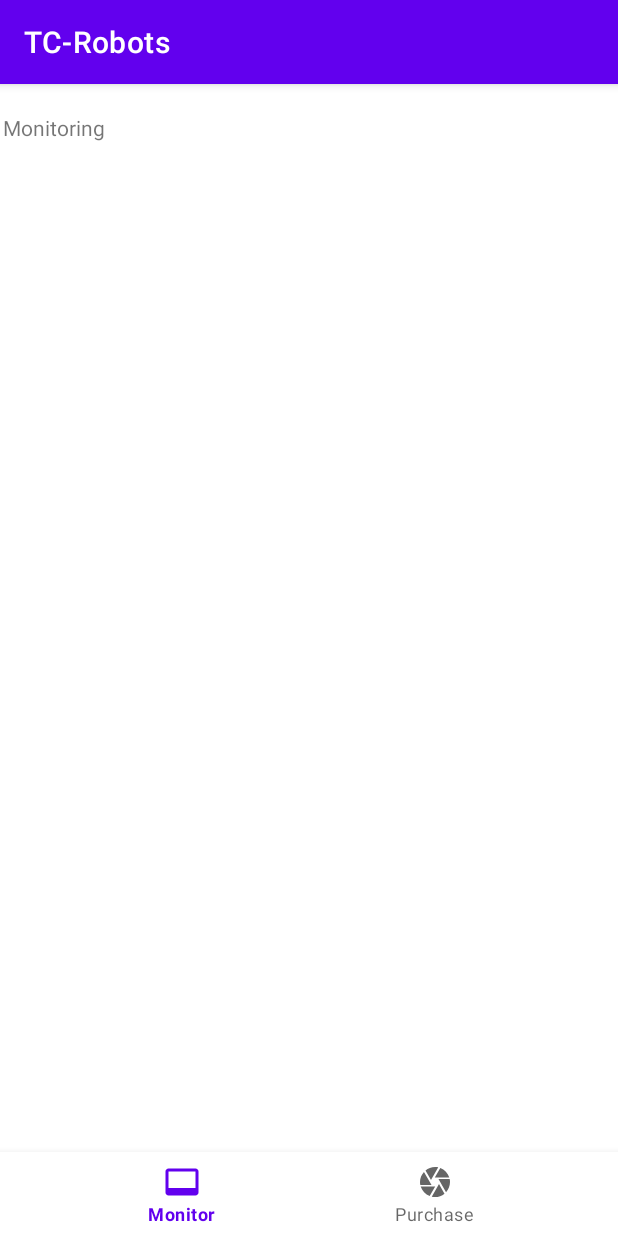
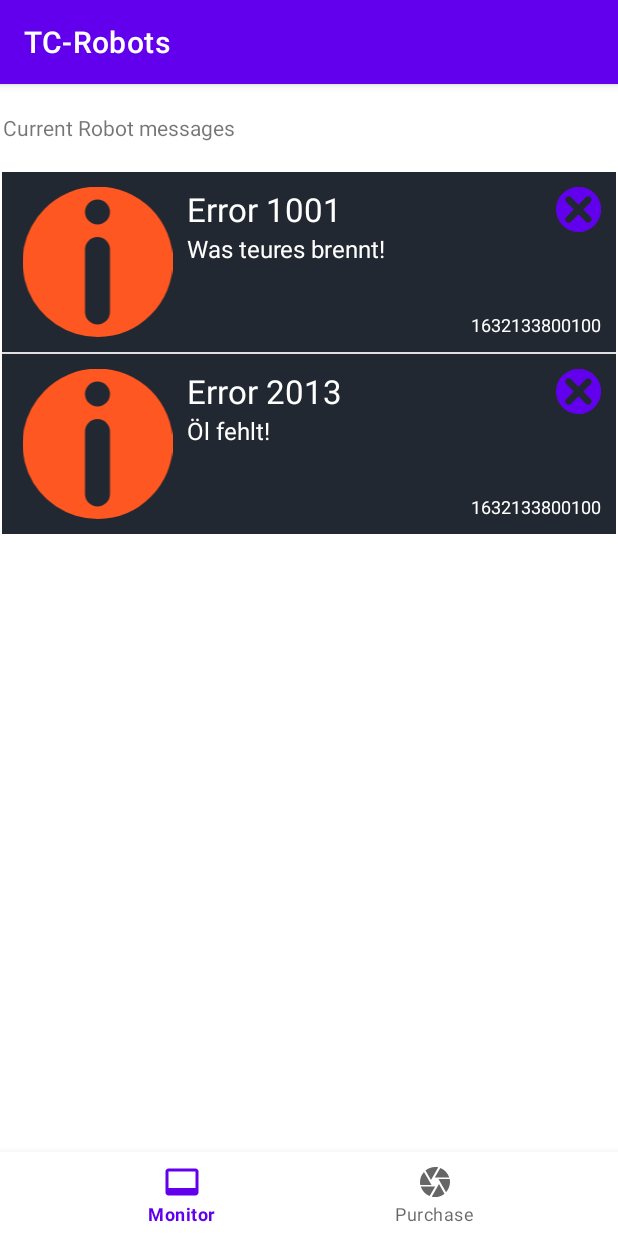
Before and after one commit to patpatwithhat/TC-Robots, an Android app: the screen it shows after launch (MainActivity), on a phone screen of 412 x 824 dp. Run offline under Robolectric (Android 15) with nearby library versions, the phone set to English and light mode, and no system bars; our stand-ins replace data binding, navigation-ui.

Commit message:
alert listview added

```diff
--- /dev/null
+++ b/app/src/main/java/com/example/tc_robots/backend/Alert.java
@@ -0,0 +1,38 @@
+package com.example.tc_robots.backend;
+
+import java.util.Date;
+
+public class Alert {
+    String errorCode, errorText; //maybe extra error class containing both
+    Long date;
+
+    public Alert(String errorCode, String errorText, Long date) {
+        this.errorCode = errorCode;
+        this.errorText = errorText;
+        this.date = date;
+    }
+
+    public String getErrorCode() {
+        return errorCode;
+    }
+
+    public void setErrorCode(String errorCode) {
+        this.errorCode = errorCode;
+    }
+
+    public String getErrorText() {
+        return errorText;
+    }
+
+    public void setErrorText(String errorText) {
+        this.errorText = errorText;
+    }
+
+    public Long getDate() {
+        return date;
+    }
+
+    public void setDate(Long date) {
+        this.date = date;
+    }
+}
--- a/app/src/main/java/com/example/tc_robots/ui/MonitoringScreenFragment.java
+++ b/app/src/main/java/com/example/tc_robots/ui/MonitoringScreenFragment.java
@@ -4,6 +4,7 @@ import android.os.Bundle;
 import android.view.LayoutInflater;
 import android.view.View;
 import android.view.ViewGroup;
+import android.widget.ListAdapter;
 
 import androidx.annotation.NonNull;
 import androidx.annotation.Nullable;
@@ -13,11 +14,14 @@ import androidx.lifecycle.ViewModelProvider;
 
 import com.example.tc_robots.R;
 import com.example.tc_robots.databinding.FragmentMonitoringscreenBinding;
+import com.example.tc_robots.uihelpers.CustomListAdapterAlerts;
+import com.example.tc_robots.uihelpers.CustomListAdapterArticles;
 
 public class MonitoringScreenFragment extends Fragment {
-    FragmentMonitoringscreenBinding binding;
+    private FragmentMonitoringscreenBinding binding;
 
-    MonitoringScreenViewModel viewModel;
+    private MonitoringScreenViewModel viewModel;
+    private ListAdapter adapter;
 
     public MonitoringScreenFragment() {
         super(R.layout.fragment_monitoringscreen);
@@ -26,7 +30,7 @@ public class MonitoringScreenFragment extends Fragment {
     @Nullable
     @Override
     public View onCreateView(@NonNull LayoutInflater inflater, @Nullable ViewGroup container, @Nullable Bundle savedInstanceState) {
-        FragmentMonitoringscreenBinding binding = DataBindingUtil.inflate(
+        binding = DataBindingUtil.inflate(
                 inflater, R.layout.fragment_monitoringscreen, container, false);
         return binding.getRoot();
     }
@@ -39,6 +43,12 @@ public class MonitoringScreenFragment extends Fragment {
     }
 
     private void initUiElements() {
+        viewModel.getAlertList().observe(getViewLifecycleOwner(), alerts -> {
+            if (adapter == null) {
+                adapter = new CustomListAdapterAlerts(MonitoringScreenFragment.this.requireContext(), alerts);
+            }
+            binding.listviewAlerts.setAdapter(adapter);
+        });
     }
 
 
--- a/app/src/main/java/com/example/tc_robots/ui/MonitoringScreenViewModel.java
+++ b/app/src/main/java/com/example/tc_robots/ui/MonitoringScreenViewModel.java
@@ -1,10 +1,32 @@
 package com.example.tc_robots.ui;
 
+import androidx.lifecycle.LiveData;
+import androidx.lifecycle.MutableLiveData;
 import androidx.lifecycle.ViewModel;
+
+import com.example.tc_robots.backend.Alert;
+import com.example.tc_robots.backend.Article;
+
+import java.util.ArrayList;
+import java.util.Date;
+import java.util.List;
 
 public class MonitoringScreenViewModel extends ViewModel {
 
+    private final MutableLiveData<List<Alert>> alertList = new MutableLiveData<>();
 
+    public MonitoringScreenViewModel() {
+        Alert alert1 = new Alert("Error 1001", "Was teures brennt!", new Date().getTime());
+        Alert alert2 = new Alert("Error 2013", "Öl fehlt!", new Date().getTime());
+        List<Alert> alerts = new ArrayList<>();
+        alerts.add(alert1);
+        alerts.add(alert2);
+        alertList.setValue(alerts);
+    }
+
+    public LiveData<List<Alert>> getAlertList() {
+        return alertList;
+    }
 
 
 }
--- a/app/src/main/java/com/example/tc_robots/ui/ScannerScreenFragment.java
+++ b/app/src/main/java/com/example/tc_robots/ui/ScannerScreenFragment.java
@@ -19,7 +19,7 @@ import com.budiyev.android.codescanner.CodeScannerView;
 import com.budiyev.android.codescanner.ScanMode;
 import com.example.tc_robots.R;
 import com.example.tc_robots.databinding.FragmentCodeScannerBinding;
-import com.example.tc_robots.uihelpers.CustomListAdapter;
+import com.example.tc_robots.uihelpers.CustomListAdapterArticles;
 
 import java.util.List;
 
@@ -79,7 +79,7 @@ public class ScannerScreenFragment extends Fragment implements EasyPermissions.P
 
         viewModel.getOrderedArticles().observe(getViewLifecycleOwner(), articles -> {
             if (adapter == null) {
-                adapter = new CustomListAdapter(ScannerScreenFragment.this.requireContext(), articles);
+                adapter = new CustomListAdapterArticles(ScannerScreenFragment.this.requireContext(), articles);
             }
             binding.listview.setAdapter(adapter);
         });
--- /dev/null
+++ b/app/src/main/java/com/example/tc_robots/uihelpers/CustomListAdapterAlerts.java
@@ -0,0 +1,45 @@
+package com.example.tc_robots.uihelpers;
+
+import android.content.Context;
+import android.view.LayoutInflater;
+import android.view.View;
+import android.view.ViewGroup;
+import android.widget.ArrayAdapter;
+import android.widget.ImageView;
+import android.widget.TextView;
+
+import androidx.annotation.NonNull;
+import androidx.annotation.Nullable;
+
+import com.example.tc_robots.R;
+import com.example.tc_robots.backend.Alert;
+import com.example.tc_robots.backend.Article;
+
+import java.util.List;
+
+public class CustomListAdapterAlerts extends ArrayAdapter<Alert> {
+
+    public CustomListAdapterAlerts(@NonNull Context context, List<Alert> alertList) {
+        super(context, R.layout.list_view_element_alert,alertList);
+    }
+
+    @NonNull
+    @Override
+    public View getView(int position, @Nullable View convertView, @NonNull ViewGroup parent) {
+        Alert alert = getItem(position);
+
+        if(convertView == null) {
+            convertView = LayoutInflater.from(getContext()).inflate(R.layout.list_view_element_alert,parent,false);
+        }
+
+        TextView errorTitle = convertView.findViewById(R.id.errorTitle);
+        TextView errorText = convertView.findViewById(R.id.errorText);
+        TextView date = convertView.findViewById(R.id.date);
+
+        errorTitle.setText(alert.getErrorCode());
+        errorText.setText(alert.getErrorText());
+        date.setText(String.valueOf(alert.getDate()));
+
+        return convertView;
+    }
+}
--- a/app/src/main/java/com/example/tc_robots/uihelpers/CustomListAdapter.java
+++ b/app/src/main/java/com/example/tc_robots/uihelpers/CustomListAdapterArticles.java
@@ -17,8 +17,8 @@ import com.example.tc_robots.backend.Article;
 import java.util.ArrayList;
 import java.util.List;
 
-public class CustomListAdapter extends ArrayAdapter<Article> {
-    public CustomListAdapter(@NonNull Context context, List<Article> articleList) {
+public class CustomListAdapterArticles extends ArrayAdapter<Article> {
+    public CustomListAdapterArticles(@NonNull Context context, List<Article> articleList) {
         super(context, R.layout.list_view_element,articleList);
     }
 
--- /dev/null
+++ b/app/src/main/res/drawable/ic_close.xml
@@ -0,0 +1,9 @@
+<vector xmlns:android="http://schemas.android.com/apk/res/android"
+    android:width="24dp"
+    android:height="24dp"
+    android:viewportWidth="24"
+    android:viewportHeight="24">
+  <path
+      android:pathData="M12,24A12,12 0,0 1,3.515 3.515,12 12,0 1,1 20.485,20.485 11.922,11.922 0,0 1,12 24ZM6.769,4.974A1.8,1.8 0,0 0,5.5 8.039L9.461,12 5.5,15.961A1.8,1.8 0,1 0,8.039 18.5L12,14.54 15.961,18.5a1.8,1.8 0,0 0,2.54 -2.54L14.54,12 18.5,8.039A1.8,1.8 0,0 0,15.961 5.5L12,9.461 8.039,5.5A1.784,1.784 0,0 0,6.769 4.974Z"
+      android:fillColor="@color/info_col"/>
+</vector>
--- a/app/src/main/res/drawable/ic_info.xml
+++ b/app/src/main/res/drawable/ic_info.xml
@@ -2,9 +2,8 @@
     android:width="24dp"
     android:height="24dp"
     android:viewportWidth="24"
-    android:viewportHeight="24"
-    android:tint="?attr/colorControlNormal">
+    android:viewportHeight="24">
   <path
-      android:fillColor="@android:color/white"
-      android:pathData="M12,2C6.48,2 2,6.48 2,12s4.48,10 10,10 10,-4.48 10,-10S17.52,2 12,2zM13,17h-2v-6h2v6zM13,9h-2L11,7h2v2z"/>
+      android:pathData="M12,24A12,12 0,0 1,3.515 3.515,12 12,0 1,1 20.485,20.485 11.922,11.922 0,0 1,12 24ZM12,8a2,2 0,0 0,-2 2L10,20a2,2 0,0 0,4 0L14,10A2,2 0,0 0,12 8ZM12,2a2,2 0,1 0,2 2A2,2 0,0 0,12 2Z"
+      android:fillColor="@color/info_col"/>
 </vector>
--- a/app/src/main/res/layout/fragment_monitoringscreen.xml
+++ b/app/src/main/res/layout/fragment_monitoringscreen.xml
@@ -11,7 +11,15 @@
           android:layout_width="wrap_content"
           android:layout_height="wrap_content"
           android:gravity="center_horizontal"
-          android:text="Monitoring"/>
+          android:text="Current Robot messages"/>
+      <ListView
+          android:id="@+id/listview_alerts"
+          android:layout_width="match_parent"
+          android:layout_height="match_parent"
+          android:layout_marginTop="20dp"
+          app:layout_constraintTop_toBottomOf="@+id/scanner_view"
+          tools:layout_editor_absoluteX="0dp"
+          tools:listitem="@layout/list_view_element_alert" />
 
   </LinearLayout>
 </layout>
--- /dev/null
+++ b/app/src/main/res/layout/list_view_element_alert.xml
@@ -0,0 +1,85 @@
+<?xml version="1.0" encoding="utf-8"?>
+<LinearLayout xmlns:android="http://schemas.android.com/apk/res/android"
+    android:layout_width="match_parent"
+    android:layout_height="wrap_content"
+    android:layout_margin="5dp"
+    android:background="@color/background_col"
+    android:orientation="horizontal"
+    android:padding="10dp">
+
+    <ImageView
+        android:id="@+id/icon"
+        android:layout_width="100dp"
+        android:layout_height="100dp"
+        android:layout_marginEnd="6dip"
+        android:layout_weight="0.05"
+        android:src="@drawable/ic_info" />
+
+    <LinearLayout
+        android:layout_width="wrap_content"
+        android:layout_height="match_parent"
+        android:layout_weight="0.95"
+        android:orientation="vertical">
+
+        <LinearLayout
+            android:layout_width="match_parent"
+            android:layout_height="wrap_content">
+
+            <LinearLayout
+                android:layout_width="match_parent"
+                android:layout_height="wrap_content"
+                android:layout_weight="0.70">
+
+                <TextView
+                    android:layout_width="wrap_content"
+                    android:layout_height="wrap_content"
+                    android:id="@+id/errorTitle"
+                    android:text="Error nr 2000"
+                    android:textColor="@color/text_col"
+                    android:textSize="@dimen/font_size_header" />
+            </LinearLayout>
+
+            <LinearLayout
+                android:layout_width="wrap_content"
+                android:layout_height="wrap_content"
+                android:gravity="end">
+
+                <Button
+                    android:layout_width="30dp"
+                    android:layout_height="30dp"
+                    android:background="@drawable/ic_close"
+                    android:gravity="end" />
+            </LinearLayout>
+        </LinearLayout>
+
+        <LinearLayout
+            android:layout_width="match_parent"
+            android:layout_height="wrap_content">
+
+            <TextView
+                android:layout_width="wrap_content"
+                android:layout_height="wrap_content"
+                android:text="Content"
+                android:id="@+id/errorText"
+                android:textColor="@color/text_col"
+                android:textSize="@dimen/font_size" />
+        </LinearLayout>
+
+        <LinearLayout
+            android:layout_width="match_parent"
+            android:layout_height="match_parent"
+            android:gravity="end|bottom">
+
+            <TextView
+                android:layout_width="match_parent"
+                android:layout_height="wrap_content"
+                android:gravity="end"
+                android:text="Date"
+                android:id="@+id/date"
+                android:textColor="@color/text_col"
+                android:textSize="@dimen/font_size_small" />
+        </LinearLayout>
+
+    </LinearLayout>
+
+</LinearLayout>
--- a/app/src/main/res/values/colors.xml
+++ b/app/src/main/res/values/colors.xml
@@ -7,4 +7,8 @@
     <color name="teal_700">#FF018786</color>
     <color name="black">#FF000000</color>
     <color name="white">#FFFFFFFF</color>
+    <color name="background_col">#222831</color>
+    <color name="foreground_col">#2D4059</color>
+    <color name="info_col">#FF5722</color>
+    <color name="text_col">#FFFFFFFF</color>
 </resources>
--- /dev/null
+++ b/app/src/main/res/values/dims.xml
@@ -0,0 +1,9 @@
+<?xml version="1.0" encoding="utf-8"?>
+<resources>
+    <dimen name="textview_height">25dp</dimen>
+    <dimen name="textview_width">150dp</dimen>
+    <dimen name="ball_radius">30dp</dimen>
+    <dimen name="font_size">16sp</dimen>
+    <dimen name="font_size_header">22sp</dimen>
+    <dimen name="font_size_small">12sp</dimen>
+</resources>
```
